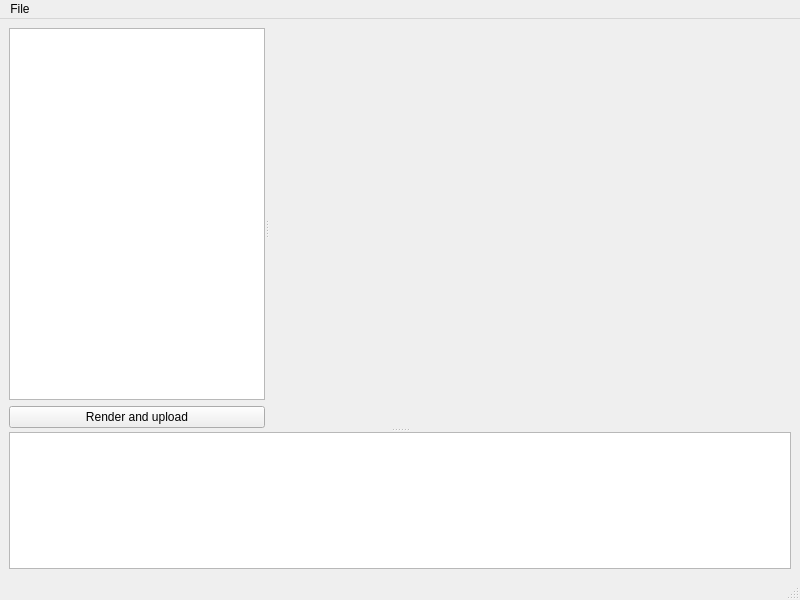
Qt form ui/mainwindow.ui (7x11x13/songs-to-youtube) before a commit.
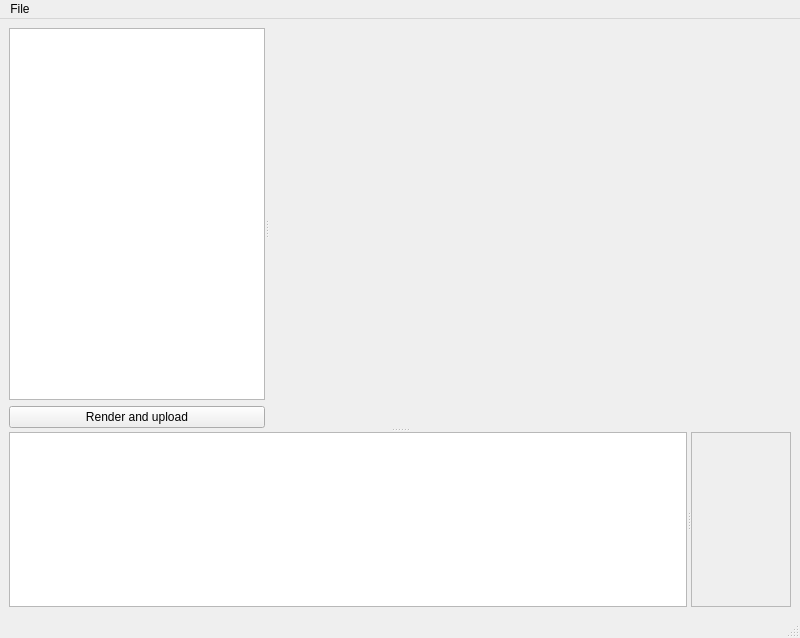
The same form after that commit. Custom widgets are drawn as their Qt base class.

Commit message: Add progress window for rendering and fix some bugs

The edit to the form file:
```diff
--- a/ui/mainwindow.ui
+++ b/ui/mainwindow.ui
@@ -7,7 +7,7 @@
     <x>0</x>
     <y>0</y>
     <width>800</width>
-    <height>600</height>
+    <height>638</height>
    </rect>
   </property>
   <property name="windowTitle">
@@ -75,6 +75,10 @@
         <layout class="QVBoxLayout" name="verticalLayout_5"/>
        </widget>
       </widget>
+      <widget class="QSplitter" name="splitter_3">
+       <property name="orientation">
+        <enum>Qt::Horizontal</enum>
+       </property>
       <widget class="LogWidget" name="logWindow">
        <property name="enabled">
         <bool>true</bool>
@@ -98,6 +102,50 @@
         </size>
        </property>
       </widget>
+       <widget class="QScrollArea" name="progressScrollArea">
+        <property name="sizePolicy">
+         <sizepolicy hsizetype="Expanding" vsizetype="Expanding">
+          <horstretch>0</horstretch>
+          <verstretch>0</verstretch>
+         </sizepolicy>
+        </property>
+        <property name="minimumSize">
+         <size>
+          <width>100</width>
+          <height>100</height>
+         </size>
+        </property>
+        <property name="horizontalScrollBarPolicy">
+         <enum>Qt::ScrollBarAsNeeded</enum>
+        </property>
+        <property name="widgetResizable">
+         <bool>true</bool>
+        </property>
+        <widget class="ProgressWindow" name="progressWindow">
+         <property name="geometry">
+          <rect>
+           <x>0</x>
+           <y>0</y>
+           <width>98</width>
+           <height>172</height>
+          </rect>
+         </property>
+         <property name="sizePolicy">
+          <sizepolicy hsizetype="Minimum" vsizetype="Expanding">
+           <horstretch>0</horstretch>
+           <verstretch>0</verstretch>
+          </sizepolicy>
+         </property>
+         <property name="minimumSize">
+          <size>
+           <width>1</width>
+           <height>0</height>
+          </size>
+         </property>
+         <layout class="QVBoxLayout" name="verticalLayout_3"/>
+        </widget>
+       </widget>
+      </widget>
      </widget>
     </item>
    </layout>
@@ -161,6 +209,12 @@
    <header>song_settings_widget.h</header>
    <container>1</container>
   </customwidget>
+  <customwidget>
+   <class>ProgressWindow</class>
+   <extends>QWidget</extends>
+   <header>progress_window.h</header>
+   <container>1</container>
+  </customwidget>
  </customwidgets>
  <resources/>
  <connections/>
```
Lines whose indentation alone changed are shown as unchanged. The commit also changes 9 other files.
